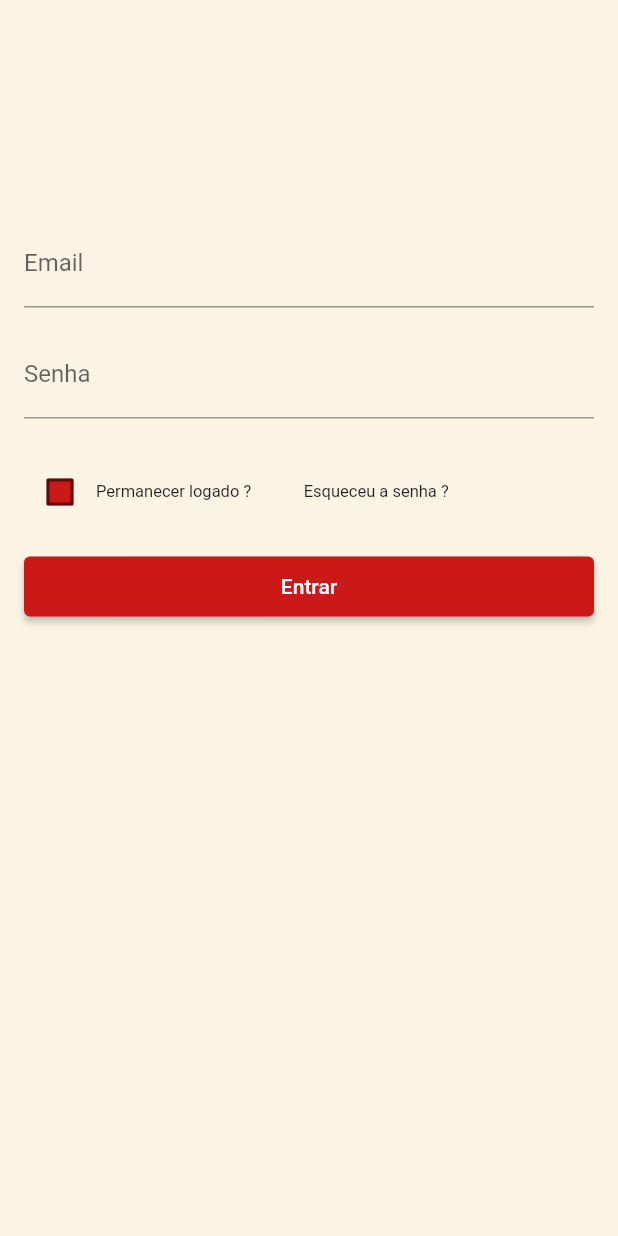
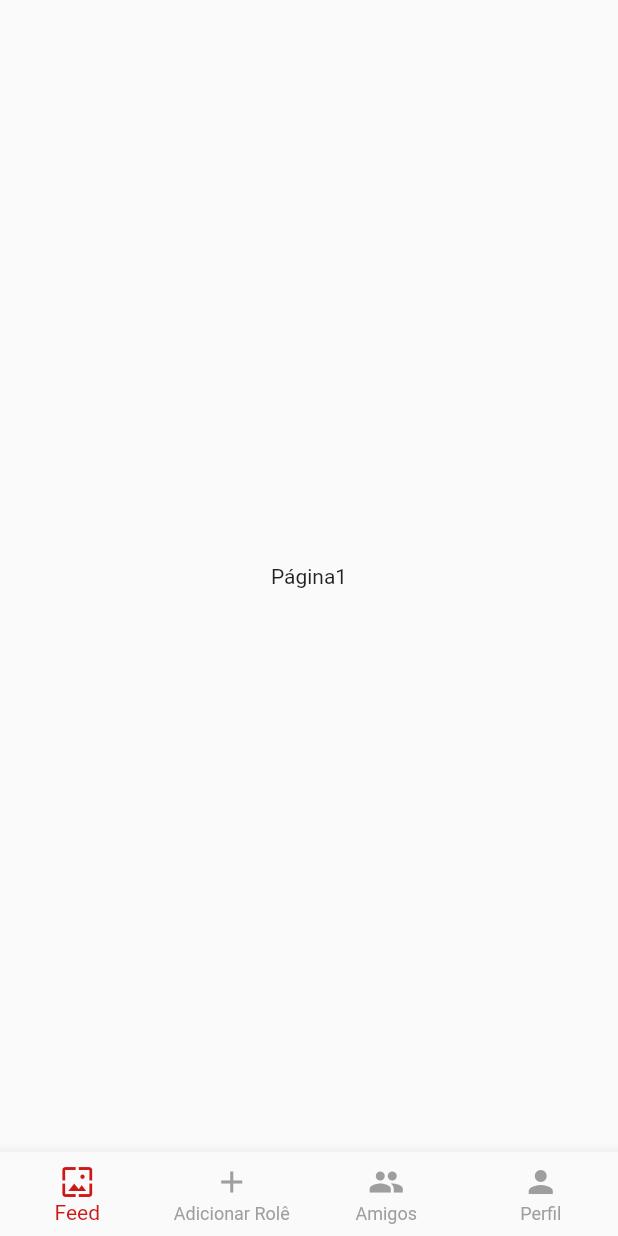
Before and after one commit to eduardovitor/RolesApp-TrabalhoPGMV, a Flutter app: the screen it shows after launch, on a phone screen of 412 x 824 dp. Run offline on Flutter 3.47's test engine with Material 2 defaults, Android fonts, the light colour scheme and no system bars.

Commit message:
Página Home inicialmente feita e página de cadastro feita

```diff
--- /dev/null
+++ b/lib/home.dart
@@ -0,0 +1,64 @@
+import 'custom_colors.dart';
+import 'package:flutter/material.dart';
+
+class Home extends StatefulWidget {
+  const Home({Key? key}) : super(key: key);
+
+  @override
+  _HomeState createState() => _HomeState();
+}
+
+class _HomeState extends State<Home> {
+  @override
+  int _selectedIndex = 0;
+  Widget build(BuildContext context) {
+    const List<Widget> _pages = <Widget>[
+      Text(
+        'Página1'
+      ),
+      Text(
+        'Página2'
+      ),
+      Text(
+        'Página3'
+      ),
+      Text(
+        'Página4'
+      )
+    ];
+    return Scaffold(
+      body: Center(child: _pages.elementAt(_selectedIndex)),
+      bottomNavigationBar: BottomNavigationBar(
+        currentIndex: _selectedIndex,
+        selectedItemColor: CustomColors.red,
+        unselectedItemColor: Colors.grey,
+        type: BottomNavigationBarType.fixed,
+        onTap: _onItemTapped,
+        items: const <BottomNavigationBarItem>[
+          BottomNavigationBarItem(
+            icon: Icon(Icons.now_wallpaper),
+            label: 'Feed',
+          ),
+          BottomNavigationBarItem(
+            icon: Icon(Icons.add),
+            label: 'Adicionar Rolê',
+          ),
+          BottomNavigationBarItem(
+            icon: Icon(Icons.group),
+            label: 'Amigos',
+          ),
+          BottomNavigationBarItem(
+            icon: Icon(Icons.person),
+            label: 'Perfil',
+          )
+        ],
+      ),
+    );
+  }
+
+  _onItemTapped(int index) {
+    setState(() {
+      _selectedIndex = index;
+    });
+  }
+}
--- a/lib/main.dart
+++ b/lib/main.dart
@@ -1,6 +1,8 @@
 import 'package:flutter/material.dart';
 import 'login.dart';
+import 'cadastro.dart';
+import 'home.dart';
 
 void main() {
-  runApp(const MaterialApp(home: Login()));
+  runApp(const MaterialApp(home: Home()));
 }
```
Also changed, not shown: lib/cadastro.dart (added, +89 -0 lines).
